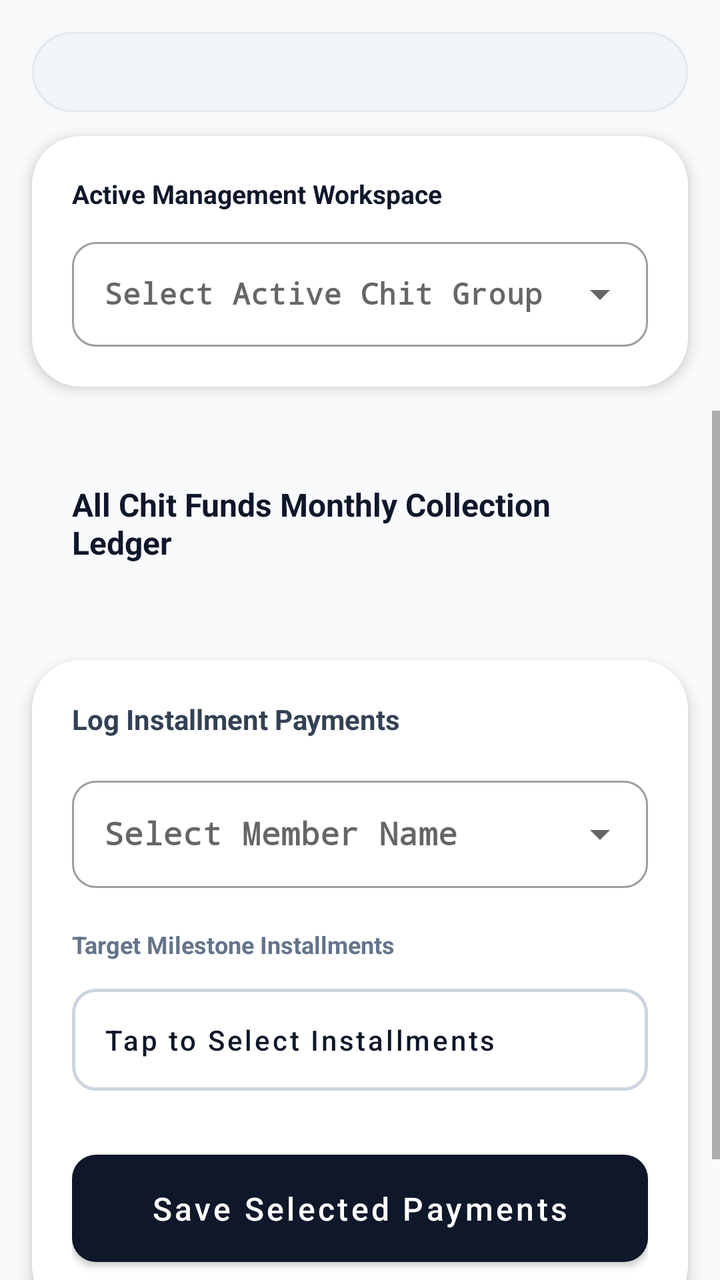
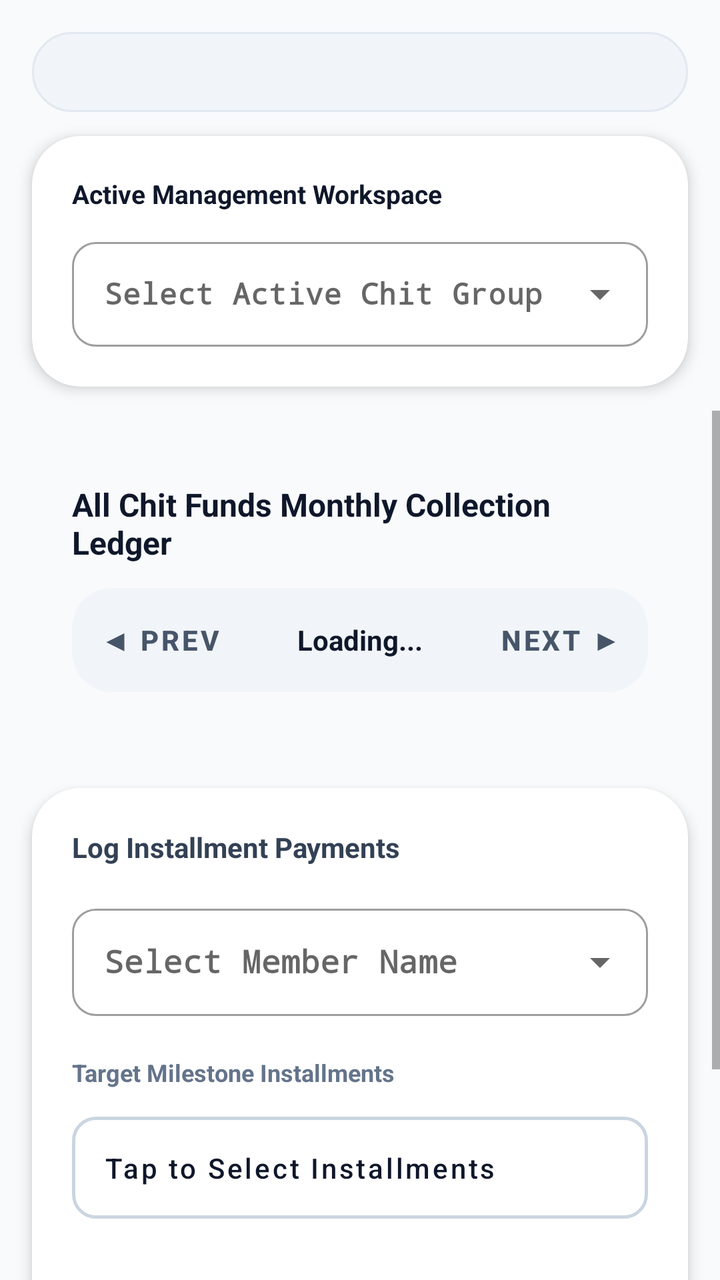

An Android layout rendered at two revisions. The XML below is the earlier revision; the diff shows what the commit changed to produce the second picture.
<!-- AndroidManifest.xml: application theme Theme.ChitFundManager -->
<!-- res/layout/activity_main.xml -->
<?xml version="1.0" encoding="utf-8"?>
<LinearLayout xmlns:android="http://schemas.android.com/apk/res/android"
    xmlns:app="http://schemas.android.com/apk/res-auto"
    android:layout_width="match_parent"
    android:layout_height="match_parent"
    android:background="#F8FAFC"
    android:orientation="vertical">

    
    <com.google.android.material.tabs.TabLayout
        android:id="@+id/premiumTabLayout"
        android:layout_width="match_parent"
        android:layout_height="40dp"
        android:layout_marginStart="16dp"
        android:layout_marginEnd="16dp"
        android:layout_marginTop="16dp"
        android:layout_marginBottom="12dp"
        android:background="@drawable/tab_background_pill"
        app:tabBackground="@android:color/transparent"
        app:tabIndicator="@drawable/tab_indicator_pill"
        app:tabIndicatorColor="#0F172A"
        app:tabIndicatorGravity="stretch"
        app:tabIndicatorHeight="40dp"
        app:tabMode="fixed"
        app:tabGravity="fill"
        app:tabSelectedTextColor="#FFFFFF"
        app:tabTextColor="#475569"
        app:tabTextAppearance="@style/PremiumTabTextStyle"
        app:tabRippleColor="@android:color/transparent"/>

    
    <com.google.android.material.card.MaterialCardView
        android:layout_width="match_parent"
        android:layout_height="wrap_content"
        android:layout_marginStart="16dp"
        android:layout_marginEnd="16dp"
        android:layout_marginBottom="12dp"
        app:cardCornerRadius="24dp"
        app:cardElevation="4dp"
        app:cardPreventCornerOverlap="true"
        app:strokeWidth="0dp">

        <LinearLayout
            android:layout_width="match_parent"
            android:layout_height="wrap_content"
            android:orientation="vertical"
            android:padding="20dp">

            <TextView
                android:layout_width="wrap_content"
                android:layout_height="wrap_content"
                android:text="Active Management Workspace"
                android:textColor="#0F172A"
                android:textSize="13sp"
                android:textStyle="bold"
                android:layout_marginBottom="10dp" />

            <com.google.android.material.textfield.TextInputLayout
                style="@style/Widget.MaterialComponents.TextInputLayout.OutlinedBox.ExposedDropdownMenu"
                android:layout_width="match_parent"
                android:layout_height="wrap_content"
                android:hint="Select Active Chit Group"
                app:boxCornerRadiusTopStart="12dp"
                app:boxCornerRadiusTopEnd="12dp"
                app:boxCornerRadiusBottomStart="12dp"
                app:boxCornerRadiusBottomEnd="12dp">

                <AutoCompleteTextView
                    android:id="@+id/spChitSelector"
                    android:layout_width="match_parent"
                    android:layout_height="wrap_content"
                    android:inputType="none"
                    android:padding="16dp"
                    android:textSize="15sp"
                    android:fontFamily="monospace"
                    android:textStyle="bold"
                    android:textColor="#0F172A"
                    android:popupBackground="@drawable/dropdown_popup_bg" />
            </com.google.android.material.textfield.TextInputLayout>
        </LinearLayout>
    </com.google.android.material.card.MaterialCardView>

    
    <FrameLayout
        android:layout_width="match_parent"
        android:layout_height="0dp"
        android:layout_weight="1">

        
        <ScrollView
            android:id="@+id/tabContainerCollect"
            android:layout_width="match_parent"
            android:layout_height="match_parent"
            android:fillViewport="true"
            android:clipToPadding="false"
            android:paddingBottom="32dp"
            android:visibility="visible">

            <LinearLayout
                android:layout_width="match_parent"
                android:layout_height="wrap_content"
                android:orientation="vertical">

                <LinearLayout
                    android:id="@+id/llGlobalSummaryContainer"
                    android:layout_width="match_parent"
                    android:layout_height="wrap_content"
                    android:layout_marginStart="16dp"
                    android:layout_marginEnd="16dp"
                    android:layout_marginTop="16dp"
                    android:layout_marginBottom="12dp"
                    android:orientation="vertical"
                    android:padding="20dp">

                    <TextView
                        android:layout_width="wrap_content"
                        android:layout_height="wrap_content"
                        android:text="All Chit Funds Monthly Collection Ledger"
                        android:textColor="#0F172A"
                        android:textSize="16sp"
                        android:textStyle="bold"
                        android:layout_marginBottom="16dp" />

                    <HorizontalScrollView
                        android:layout_width="match_parent"
                        android:layout_height="wrap_content">
                        <TableLayout
                            android:id="@+id/tlGlobalSummaryTable"
                            android:layout_width="wrap_content"
                            android:layout_height="wrap_content"
                            android:stretchColumns="*" />
                    </HorizontalScrollView>
                </LinearLayout>

                
                <com.google.android.material.card.MaterialCardView
                    android:id="@+id/llFormContainer"
                    android:layout_width="match_parent"
                    android:layout_height="wrap_content"
                    android:layout_marginStart="16dp"
                    android:layout_marginEnd="16dp"
                    android:layout_marginBottom="16dp"
                    app:cardCornerRadius="24dp"
                    app:cardElevation="4dp"
                    app:cardPreventCornerOverlap="true"
                    app:strokeWidth="0dp">

                    <LinearLayout
                        android:layout_width="match_parent"
                        android:layout_height="wrap_content"
                        android:orientation="vertical"
                        android:padding="20dp">

                        <TextView
                            android:layout_width="wrap_content"
                            android:layout_height="wrap_content"
                            android:text="Log Installment Payments"
                            android:textColor="#334155"
                            android:textSize="14sp"
                            android:textStyle="bold"
                            android:layout_marginBottom="16dp" />

                        <com.google.android.material.textfield.TextInputLayout
                            style="@style/Widget.MaterialComponents.TextInputLayout.OutlinedBox.ExposedDropdownMenu"
                            android:layout_width="match_parent"
                            android:layout_height="wrap_content"
                            android:layout_marginBottom="20dp"
                            android:hint="Select Member Name"
                            app:boxCornerRadiusTopStart="12dp"
                            app:boxCornerRadiusTopEnd="12dp"
                            app:boxCornerRadiusBottomStart="12dp"
                            app:boxCornerRadiusBottomEnd="12dp">

                            <AutoCompleteTextView
                                android:id="@+id/spMembers"
                                android:layout_width="match_parent"
                                android:layout_height="wrap_content"
                                android:inputType="none"
                                android:padding="16dp"
                                android:fontFamily="monospace"
                                android:textStyle="bold"
                                android:textColor="#0F172A"
                                android:popupBackground="@drawable/dropdown_popup_bg" />
                        </com.google.android.material.textfield.TextInputLayout>

                        <TextView
                            android:layout_width="wrap_content"
                            android:layout_height="wrap_content"
                            android:text="Target Milestone Installments"
                            android:textColor="#64748B"
                            android:textSize="12sp"
                            android:textStyle="bold"
                            android:layout_marginBottom="8dp" />

                        <com.google.android.material.button.MaterialButton
                            android:id="@+id/btnSelectInstallments"
                            style="@style/Widget.MaterialComponents.Button.OutlinedButton"
                            android:layout_width="match_parent"
                            android:layout_height="wrap_content"
                            android:layout_marginBottom="20dp"
                            android:text="Tap to Select Installments"
                            android:textColor="#0F172A"
                            android:gravity="start|center_vertical"
                            android:padding="16dp"
                            android:textAllCaps="false"
                            app:strokeColor="#CBD5E1"
                            app:strokeWidth="1.5dp"
                            app:cornerRadius="12dp" />

                        <com.google.android.material.button.MaterialButton
                            android:id="@+id/btnAddInstallment"
                            android:layout_width="match_parent"
                            android:layout_height="wrap_content"
                            android:text="Save Selected Payments"
                            android:textAllCaps="false"
                            android:textSize="16sp"
                            android:padding="16dp"
                            app:backgroundTint="#0F172A"
                            app:cornerRadius="12dp" />
                    </LinearLayout>
                </com.google.android.material.card.MaterialCardView>
            </LinearLayout>
        </ScrollView>

        
        <ScrollView
            android:id="@+id/tabContainerMatrix"
            android:layout_width="match_parent"
            android:layout_height="match_parent"
            android:fillViewport="true"
            android:clipToPadding="false"
            android:paddingBottom="32dp"
            android:visibility="gone">

            <com.google.android.material.card.MaterialCardView
                android:layout_width="match_parent"
                android:layout_height="wrap_content"
                android:layout_margin="16dp"
                app:cardCornerRadius="24dp"
                app:cardElevation="4dp"
                app:cardPreventCornerOverlap="true"
                app:strokeWidth="0dp">

                <LinearLayout
                    android:layout_width="match_parent"
                    android:layout_height="wrap_content"
                    android:orientation="vertical"
                    android:padding="20dp">

                    <TextView
                        android:id="@+id/tvFundTitle"
                        android:layout_width="match_parent"
                        android:layout_height="wrap_content"
                        android:textSize="18sp"
                        android:fontFamily="monospace"
                        android:textStyle="bold"
                        android:textColor="#0F172A"
                        android:layout_marginBottom="12dp" />

                    <com.google.android.material.button.MaterialButton
                        android:id="@+id/btnToggleMatrixOrientation"
                        style="@style/Widget.MaterialComponents.Button.OutlinedButton"
                        android:layout_width="wrap_content"
                        android:layout_height="wrap_content"
                        android:layout_marginBottom="18dp"
                        android:text="View Vertically (Scroll Down)"
                        android:textAllCaps="false"
                        android:textColor="#0F172A"
                        android:textSize="13sp"
                        app:strokeColor="#CBD5E1"
                        app:strokeWidth="1.5dp"
                        app:cornerRadius="20dp"
                        app:icon="@android:drawable/ic_menu_sort_by_size"
                        app:iconTint="#0F172A" />

                    <HorizontalScrollView
                        android:layout_width="match_parent"
                        android:layout_height="wrap_content">
                        <TableLayout
                            android:id="@+id/tlFundTable"
                            android:layout_width="wrap_content"
                            android:layout_height="wrap_content"
                            android:stretchColumns="*" />
                    </HorizontalScrollView>
                </LinearLayout>
            </com.google.android.material.card.MaterialCardView>
        </ScrollView>

        
        <ScrollView
            android:id="@+id/tabContainerLedger"
            android:layout_width="match_parent"
            android:layout_height="match_parent"
            android:fillViewport="true"
            android:clipToPadding="false"
            android:paddingBottom="32dp"
            android:visibility="gone">

            <com.google.android.material.card.MaterialCardView
                android:layout_width="match_parent"
                android:layout_height="wrap_content"
                android:layout_margin="16dp"
                app:cardCornerRadius="24dp"
                app:cardElevation="4dp"
                app:cardPreventCornerOverlap="true"
                app:strokeWidth="0dp">

                <LinearLayout
                    android:layout_width="match_parent"
                    android:layout_height="wrap_content"
                    android:orientation="vertical"
                    android:padding="20dp">

                    <TextView
                        android:layout_width="wrap_content"
                        android:layout_height="wrap_content"
                        android:text="Transaction History Ledger"
                        android:textSize="18sp"
                        android:textStyle="bold"
                        android:textColor="#0F172A"
                        android:layout_marginBottom="14dp"/>

                    <com.google.android.material.textfield.TextInputLayout
                        style="@style/Widget.MaterialComponents.TextInputLayout.OutlinedBox.ExposedDropdownMenu"
                        android:layout_width="match_parent"
                        android:layout_height="wrap_content"
                        android:layout_marginBottom="16dp"
                        android:hint="Filter Ledger by Group"
                        app:boxCornerRadiusTopStart="12dp"
                        app:boxCornerRadiusTopEnd="12dp"
                        app:boxCornerRadiusBottomStart="12dp"
                        app:boxCornerRadiusBottomEnd="12dp">

                        <AutoCompleteTextView
                            android:id="@+id/spHistoryFilter"
                            android:layout_width="match_parent"
                            android:layout_height="wrap_content"
                            android:inputType="none"
                            android:padding="16dp"
                            android:fontFamily="monospace"
                            android:textStyle="bold"
                            android:textColor="#0F172A"
                            android:popupBackground="@drawable/dropdown_popup_bg" />
                    </com.google.android.material.textfield.TextInputLayout>

                    <TextView
                        android:id="@+id/tvHistorySummary"
                        android:layout_width="match_parent"
                        android:layout_height="wrap_content"
                        android:background="#F8FAFC"
                        android:padding="14dp"
                        android:textColor="#334155"
                        android:textStyle="bold"
                        android:textSize="13sp"
                        android:layout_marginBottom="18dp"/>

                    <HorizontalScrollView
                        android:layout_width="match_parent"
                        android:layout_height="wrap_content">
                        <TableLayout
                            android:id="@+id/tlHistoryTable"
                            android:layout_width="wrap_content"
                            android:layout_height="wrap_content"
                            android:stretchColumns="*" />
                    </HorizontalScrollView>
                </LinearLayout>
            </com.google.android.material.card.MaterialCardView>
        </ScrollView>

        
        <ScrollView
            android:id="@+id/tabContainerAdvances"
            android:layout_width="match_parent"
            android:layout_height="match_parent"
            android:fillViewport="true"
            android:clipToPadding="false"
            android:paddingBottom="32dp"
            android:visibility="gone">

            <com.google.android.material.card.MaterialCardView
                android:layout_width="match_parent"
                android:layout_height="wrap_content"
                android:layout_margin="16dp"
                app:cardCornerRadius="24dp"
                app:cardElevation="4dp"
                app:cardPreventCornerOverlap="true"
                app:strokeWidth="0dp">

                <LinearLayout
                    android:layout_width="match_parent"
                    android:layout_height="wrap_content"
                    android:orientation="vertical"
                    android:padding="20dp">

                    <TextView
                        android:layout_width="wrap_content"
                        android:layout_height="wrap_content"
                        android:text="Recorded Member Advances"
                        android:textSize="18sp"
                        android:textStyle="bold"
                        android:textColor="#0F172A"
                        android:layout_marginBottom="14dp"/>

                    <HorizontalScrollView
                        android:layout_width="match_parent"
                        android:layout_height="wrap_content">
                        <TableLayout
                            android:id="@+id/tlAdvancesTable"
                            android:layout_width="wrap_content"
                            android:layout_height="wrap_content"
                            android:stretchColumns="*" />
                    </HorizontalScrollView>
                </LinearLayout>
            </com.google.android.material.card.MaterialCardView>
        </ScrollView>
    </FrameLayout>
</LinearLayout>
<!-- resources referenced by this layout -->
<resources>
  <!-- drawable dropdown_popup_bg (drawable) -->
  <?xml version="1.0" encoding="utf-8"?>
  <shape xmlns:android="http://schemas.android.com/apk/res/android"
      android:shape="rectangle">
      <solid android:color="#FFFFFF" />
      <corners android:radius="12dp" />
      <stroke android:width="1dp" android:color="#E0E0E0" />
  </shape>
  <!-- drawable tab_background_pill (drawable) -->
  <?xml version="1.0" encoding="utf-8"?>
  <shape xmlns:android="http://schemas.android.com/apk/res/android"
      android:shape="rectangle">
      <solid android:color="#F1F5F9" />
      <corners android:radius="24dp" />
      <stroke android:width="1dp" android:color="#E2E8F0" />
  </shape>
  <!-- drawable tab_indicator_pill (drawable) -->
  <?xml version="1.0" encoding="utf-8"?>
  <shape xmlns:android="http://schemas.android.com/apk/res/android"
      android:shape="rectangle">
      <solid android:color="#0F172A" />
      <corners android:radius="24dp" />
  </shape>
  <style name="PremiumTabTextStyle" parent="TextAppearance.Design.Tab">
          
          <item name="android:textSize">12sp</item>
          <item name="android:textStyle">bold</item>
          <item name="android:textAllCaps">false</item>
      </style>
  <style name="Theme.ChitFundManager" parent="Theme.MaterialComponents.Light.DarkActionBar">
          <item name="colorPrimary">#0F172A</item>
          <item name="colorPrimaryDark">#020617</item>
          <item name="colorAccent">#10B981</item>
          
          <item name="android:windowBackground">#F8FAFC</item>
          <item name="cardBackgroundColor">#FFFFFF</item>
  
          <item name="materialAlertDialogTheme">@style/PremiumRoundedAlertDialogTheme</item>
          <item name="shapeAppearanceSmallComponent">@style/PremiumRoundedComponentsSmall</item>
      </style>
  <style name="PremiumRoundedAlertDialogTheme" parent="Theme.MaterialComponents.Light.Dialog.Alert">
          <item name="shapeAppearanceOverlay">@style/PremiumAlertDialogShape</item>
          <item name="backgroundTint">#FFFFFF</item>
      </style>
  <style name="PremiumRoundedComponentsSmall" parent="ShapeAppearance.MaterialComponents.SmallComponent">
          <item name="cornerSize">12dp</item>
      </style>
  <style name="PremiumAlertDialogShape" parent="ShapeAppearance.MaterialComponents.MediumComponent">
          <item name="cornerSize">16dp</item>
      </style>
</resources>

<!-- the commit's change to res/layout/activity_main.xml (unified diff, before → after) -->
@@ -119,7 +119,48 @@
                         android:textColor="#0F172A"
                         android:textSize="16sp"
                         android:textStyle="bold"
-                        android:layout_marginBottom="16dp" />
+                        android:layout_marginBottom="12dp" />
+
+                    
+                    <LinearLayout
+                        android:layout_width="match_parent"
+                        android:layout_height="wrap_content"
+                        android:orientation="horizontal"
+                        android:gravity="center_vertical"
+                        android:background="@drawable/badge_unpaid_bg"
+                        android:paddingTop="2dp"
+                        android:paddingBottom="2dp"
+                        android:layout_marginBottom="16dp">
+
+                        <com.google.android.material.button.MaterialButton
+                            android:id="@+id/btnPrevMonth"
+                            style="@style/Widget.MaterialComponents.Button.TextButton"
+                            android:layout_width="wrap_content"
+                            android:layout_height="wrap_content"
+                            android:text="◀ Prev"
+                            android:textStyle="bold"
+                            android:textColor="#475569" />
+
+                        <TextView
+                            android:id="@+id/tvDashboardMonth"
+                            android:layout_width="0dp"
+                            android:layout_height="wrap_content"
+                            android:layout_weight="1"
+                            android:text="Loading..."
+                            android:gravity="center"
+                            android:textSize="14sp"
+                            android:textStyle="bold"
+                            android:textColor="#0F172A" />
+
+                        <com.google.android.material.button.MaterialButton
+                            android:id="@+id/btnNextMonth"
+                            style="@style/Widget.MaterialComponents.Button.TextButton"
+                            android:layout_width="wrap_content"
+                            android:layout_height="wrap_content"
+                            android:text="Next ▶"
+                            android:textStyle="bold"
+                            android:textColor="#475569" />
+                    </LinearLayout>
 
                     <HorizontalScrollView
                         android:layout_width="match_parent"
@@ -287,7 +328,7 @@
         </ScrollView>
 
         
-        <ScrollView
+        <androidx.core.widget.NestedScrollView
             android:id="@+id/tabContainerLedger"
             android:layout_width="match_parent"
             android:layout_height="match_parent"
@@ -309,7 +350,11 @@
                     android:layout_width="match_parent"
                     android:layout_height="wrap_content"
                     android:orientation="vertical"
-                    android:padding="20dp">
+                    android:paddingTop="20dp"
+                    android:paddingStart="20dp"
+                    android:paddingEnd="20dp"
+                    android:focusable="true"
+                    android:focusableInTouchMode="true">
 
                     <TextView
                         android:layout_width="wrap_content"
@@ -356,16 +401,33 @@
 
                     <HorizontalScrollView
                         android:layout_width="match_parent"
-                        android:layout_height="wrap_content">
-                        <TableLayout
-                            android:id="@+id/tlHistoryTable"
-                            android:layout_width="wrap_content"
-                            android:layout_height="wrap_content"
-                            android:stretchColumns="*" />
+                        android:layout_height="wrap_content"
+                        android:fillViewport="true"
+                        android:focusable="false"
+                        android:descendantFocusability="blocksDescendants">
+                        
+                        <LinearLayout
+                            android:id="@+id/llLedgerTableWrapper"
+                            android:layout_width="wrap_content"
+                            android:layout_height="wrap_content"
+                            android:orientation="vertical">
+                            
+                            <androidx.recyclerview.widget.RecyclerView
+                                android:id="@+id/rvHistoryTable"
+                                android:layout_width="wrap_content"
+                                android:layout_height="wrap_content"
+                                android:nestedScrollingEnabled="false"
+                                android:overScrollMode="never"
+                                android:clipToPadding="false"
+                                android:focusable="false"
+                                android:paddingBottom="20dp" />
+
+                        </LinearLayout>
                     </HorizontalScrollView>
+
                 </LinearLayout>
             </com.google.android.material.card.MaterialCardView>
-        </ScrollView>
+        </androidx.core.widget.NestedScrollView>
 
         
         <ScrollView
<!-- resource entries referenced after the edit -->
@@ -1,5 +1,12 @@
 <!-- resources referenced by this layout -->
 <resources>
+  <!-- drawable badge_unpaid_bg (drawable) -->
+  <?xml version="1.0" encoding="utf-8"?>
+  <shape xmlns:android="http://schemas.android.com/apk/res/android"
+      android:shape="rectangle">
+      <solid android:color="#F1F5F9" />
+      <corners android:radius="20dp" />
+  </shape>
   <!-- drawable dropdown_popup_bg (drawable) -->
   <?xml version="1.0" encoding="utf-8"?>
   <shape xmlns:android="http://schemas.android.com/apk/res/android"
